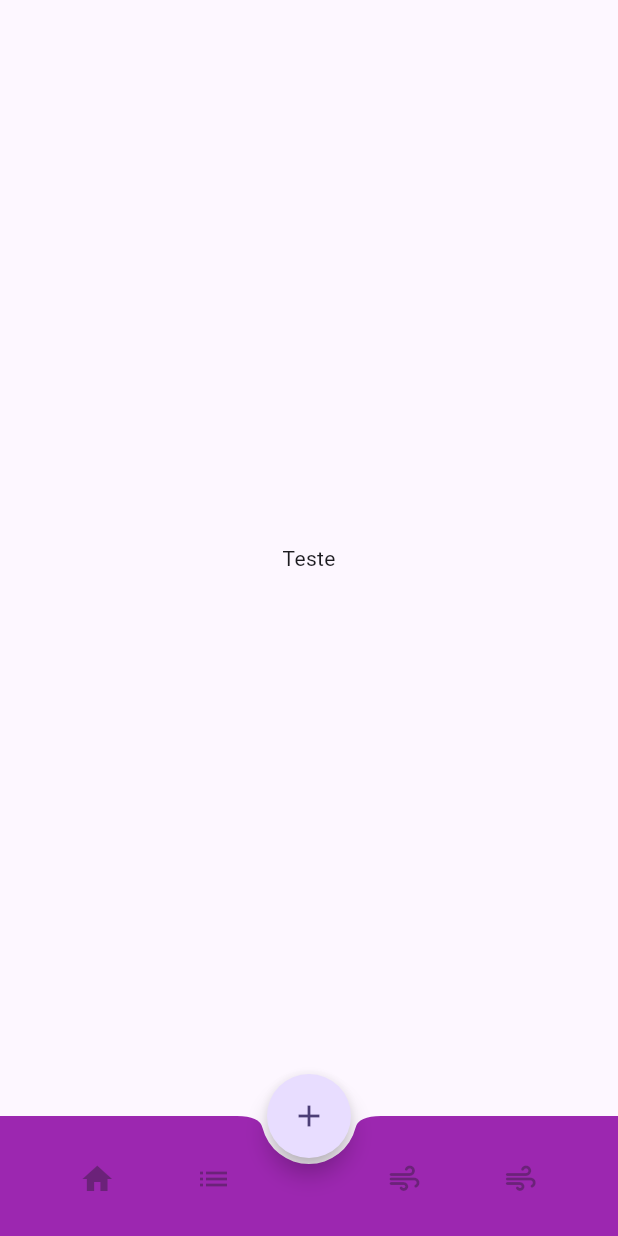
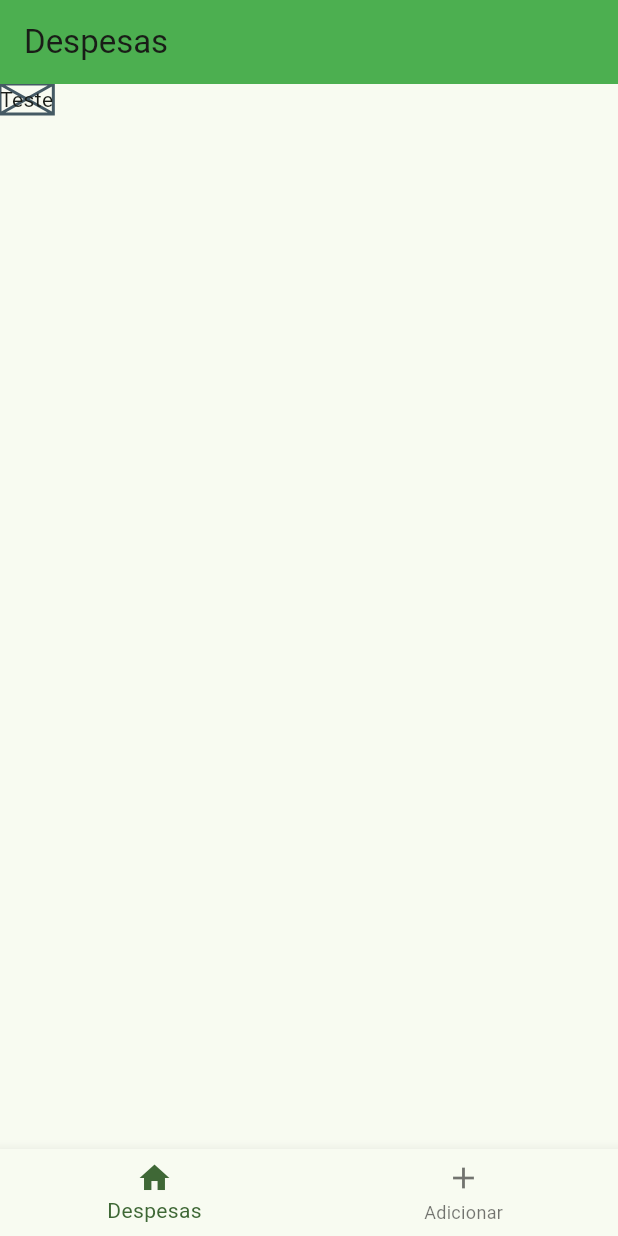
Before and after one commit to Johnl8n/Registro-de-despesas, a Flutter app: the Home screen opened directly, on a phone screen of 412 x 824 dp. Run offline on Flutter 3.47's test engine with Material 3 defaults, Android fonts, the light colour scheme and no system bars.

Commit message:
tela de adicionar despesas

```diff
--- a/lib/main.dart
+++ b/lib/main.dart
@@ -14,10 +14,10 @@
     return MaterialApp(
       title: 'Flutter Despesas',
       theme: ThemeData(
-        colorScheme: ColorScheme.fromSeed(seedColor: const Color.fromARGB(255, 101, 17, 246)),
+        colorScheme: ColorScheme.fromSeed(seedColor: const Color.fromARGB(255, 0, 155, 6)),
         useMaterial3: true,
       ),
-      home: const AdicionarDespesas(),
+      home: const Home(),
     );
   }
 }
--- /dev/null
+++ b/lib/screens/despesas.dart
@@ -0,0 +1,17 @@
+import 'package:flutter/material.dart';
+
+class DespesasLista extends StatefulWidget {
+  const DespesasLista({super.key});
+
+  @override
+  State<DespesasLista> createState() => _DespesasListaState();
+}
+
+class _DespesasListaState extends State<DespesasLista> {
+  @override
+  Widget build(BuildContext context) {
+    return const Placeholder(
+      child: Text("Teste"),
+    );
+  }
+}
--- a/lib/screens/home.dart
+++ b/lib/screens/home.dart
@@ -1,52 +1,53 @@
 import 'package:flutter/material.dart';
-import 'package:flutter/widgets.dart';
+import 'package:resgistro_despesas/screens/AdicionarDespesas.dart';
+import 'package:resgistro_despesas/screens/despesas.dart';
 
-class Home extends StatelessWidget {
+class Home extends StatefulWidget {
   const Home({super.key});
 
   @override
+  State<Home> createState() => _HomeState();
+}
+
+class _HomeState extends State<Home> {
+  int _selectedPageIndex = 0;
+
+  void _selecionarPaginas(int index) {
+    setState(() {
+      _selectedPageIndex = index;
+    });
+  }
+
+  @override
   Widget build(BuildContext context) {
-    return const Scaffold(
-      body: Center(child: Text("Teste"),),
-      floatingActionButtonLocation: FloatingActionButtonLocation.centerDocked,
-      floatingActionButton: FloatingActionButton(
-        onPressed: (null),
-        child: const Icon(Icons.add),
-        shape: RoundedRectangleBorder(
-          borderRadius: BorderRadius.all(Radius.circular(100)),
-        ),
+    Widget ativarPagina = const DespesasLista();
+    var tituloPagina = 'Despesas';
+
+    if (_selectedPageIndex == 1) {
+      ativarPagina = const AdicionarDespesas();
+      tituloPagina = 'Adicionar Despesas';
+    }
+
+    return Scaffold(
+      appBar: AppBar(
+        title: Text(tituloPagina),
+        backgroundColor: Colors.green,
+
       ),
-      bottomNavigationBar: BottomAppBar(
-        shape: const CircularNotchedRectangle(),
-        color: Colors.purple,
-        child: IconTheme(
-          data: IconThemeData(color: Colors.white),
-          child: Padding(
-            padding: const EdgeInsets.all(10.0),
-            child: Row(
-              mainAxisAlignment: MainAxisAlignment.spaceAround,
-              children: [
-                IconButton(
-                  onPressed: (null),
-                  icon: Icon(Icons.home)
-                ),
-                 IconButton(
-                  onPressed: (null),
-                  icon: Icon(Icons.list)
-                ),
-                SizedBox(width: 20,),
-                IconButton(
-                  onPressed: (null),
-                  icon: Icon(Icons.air_rounded)
-                ),
-                IconButton(
-                  onPressed: (null),
-                  icon: Icon(Icons.air_rounded)
-                )
-              ],
-            ),
+      body: ativarPagina,
+      bottomNavigationBar: BottomNavigationBar(
+        onTap: _selecionarPaginas,
+        currentIndex: _selectedPageIndex,
+        items: const [
+          BottomNavigationBarItem(
+            icon: Icon(Icons.home),
+            label: 'Despesas',
           ),
-        ),
+          BottomNavigationBarItem(
+            icon: Icon(Icons.add),
+            label: 'Adicionar',
+          ),
+        ],
       ),
     );
   }
```
Also changed, not shown: lib/screens/AdicionarDespesas.dart (+50 -15 lines).
